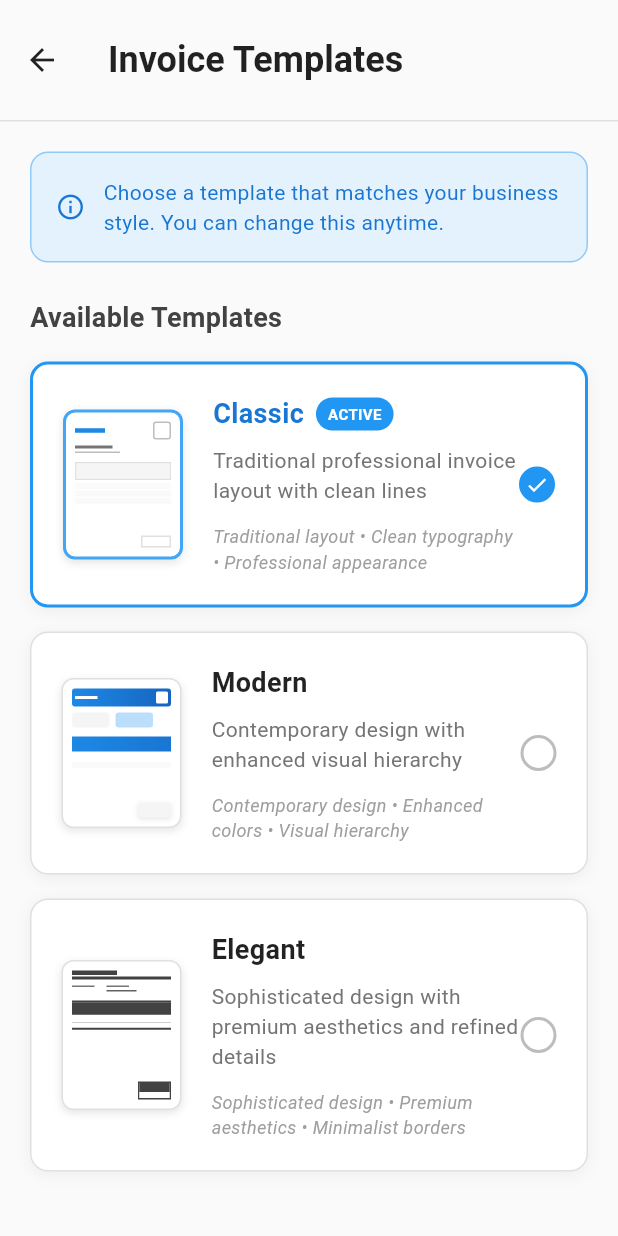
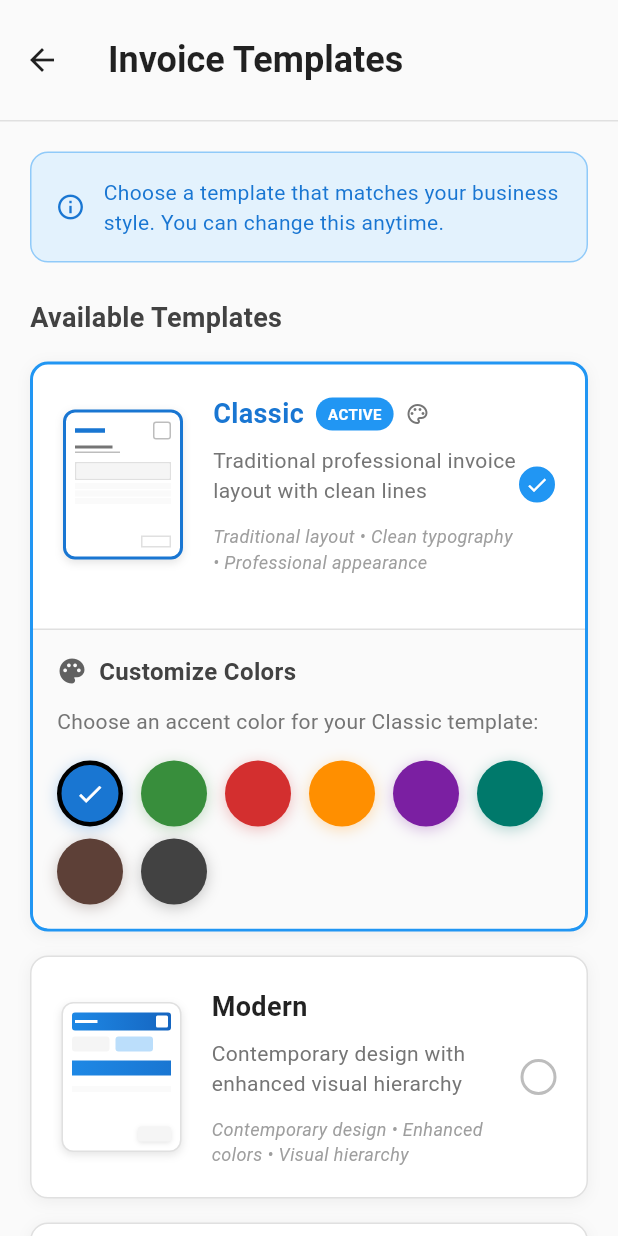
Before and after one commit to igorsoares0/invinv, a Flutter app: the InvoiceTemplatesScreen screen opened directly, on a phone screen of 412 x 824 dp. Run offline on Flutter 3.47's test engine with Material 3 defaults, Android fonts, the phone set to English and light mode, and no system bars; our stand-ins replace equatable, flutter_bloc, flutter_form_builder, flutter_screenutil, form_builder_validators, go_router and 5 more; accounts and stored records are empty.

Commit message:
add invoice color edit

```diff
--- a/lib/features/settings/screens/invoice_templates_screen.dart
+++ b/lib/features/settings/screens/invoice_templates_screen.dart
@@ -13,6 +13,7 @@ class _InvoiceTemplatesScreenState extends State<InvoiceTemplatesScreen> {
   final TemplateService _templateService = TemplateService();
   InvoiceTemplateType _selectedTemplate = InvoiceTemplateType.classic;
   bool _isLoading = true;
+  Color _classicTemplateColor = const Color(0xFF1976D2);
 
   @override
   void initState() {
@@ -23,8 +24,10 @@ class _InvoiceTemplatesScreenState extends State<InvoiceTemplatesScreen> {
   Future<void> _loadSelectedTemplate() async {
     try {
       final template = await _templateService.getSelectedTemplate();
+      final classicColor = await _templateService.getClassicTemplateColor();
       setState(() {
         _selectedTemplate = template;
+        _classicTemplateColor = classicColor;
         _isLoading = false;
       });
     } catch (e) {
@@ -168,11 +171,13 @@ class _InvoiceTemplatesScreenState extends State<InvoiceTemplatesScreen> {
           ),
         ],
       ),
-      child: InkWell(
-        onTap: () => _selectTemplate(template.type),
-        borderRadius: BorderRadius.circular(12),
-        child: Padding(
-          padding: const EdgeInsets.all(20),
+      child: Column(
+        children: [
+          InkWell(
+            onTap: () => _selectTemplate(template.type),
+            borderRadius: BorderRadius.circular(12),
+            child: Padding(
+              padding: const EdgeInsets.all(20),
           child: Row(
             children: [
               // Template Preview
@@ -209,6 +214,14 @@ class _InvoiceTemplatesScreenState extends State<InvoiceTemplatesScreen> {
                                 fontWeight: FontWeight.bold,
                               ),
                             ),
+                          ),
+                        ],
+                        if (template.isCustomizable) ...[
+                          const SizedBox(width: 8),
+                          Icon(
+                            Icons.palette_outlined,
+                            size: 16,
+                            color: Colors.grey.shade600,
                           ),
                         ],
                       ],
@@ -257,6 +270,11 @@ class _InvoiceTemplatesScreenState extends State<InvoiceTemplatesScreen> {
           ),
         ),
       ),
+          // Color customization for Classic template
+          if (template.type == InvoiceTemplateType.classic && isSelected)
+            _buildColorCustomization(),
+        ],
+      ),
     );
   }
 
@@ -294,6 +312,7 @@ class _InvoiceTemplatesScreenState extends State<InvoiceTemplatesScreen> {
   }
 
   Widget _buildClassicPreview(bool isSelected) {
+    final previewColor = _classicTemplateColor;
     return Container(
       width: 80,
       height: 100,
@@ -301,7 +320,7 @@ class _InvoiceTemplatesScreenState extends State<InvoiceTemplatesScreen> {
         color: Colors.white,
         borderRadius: BorderRadius.circular(8),
         border: Border.all(
-          color: isSelected ? Colors.blue.shade400 : Colors.grey.shade300,
+          color: isSelected ? previewColor : Colors.grey.shade300,
           width: isSelected ? 2 : 1,
         ),
         boxShadow: [
@@ -324,7 +343,7 @@ class _InvoiceTemplatesScreenState extends State<InvoiceTemplatesScreen> {
                 Container(
                   width: 20,
                   height: 3,
-                  color: Colors.blue.shade600,
+                  color: previewColor,
                 ),
                 Container(
                   width: 12,
@@ -657,4 +676,132 @@ class _InvoiceTemplatesScreenState extends State<InvoiceTemplatesScreen> {
       ),
     );
   }
+
+  Widget _buildColorCustomization() {
+    final predefinedColors = [
+      const Color(0xFF1976D2), // Blue
+      const Color(0xFF388E3C), // Green
+      const Color(0xFFD32F2F), // Red
+      const Color(0xFFFF8F00), // Orange
+      const Color(0xFF7B1FA2), // Purple
+      const Color(0xFF00796B), // Teal
+      const Color(0xFF5D4037), // Brown
+      const Color(0xFF424242), // Grey
+    ];
+
+    return Container(
+      margin: const EdgeInsets.only(top: 16),
+      padding: const EdgeInsets.all(16),
+      decoration: BoxDecoration(
+        color: Colors.grey.shade50,
+        borderRadius: const BorderRadius.only(
+          bottomLeft: Radius.circular(12),
+          bottomRight: Radius.circular(12),
+        ),
+        border: Border(
+          top: BorderSide(color: Colors.grey.shade300),
+        ),
+      ),
+      child: Column(
+        crossAxisAlignment: CrossAxisAlignment.start,
+        children: [
+          Row(
+            children: [
+              Icon(
+                Icons.palette,
+                size: 20,
+                color: Colors.grey.shade700,
+              ),
+              const SizedBox(width: 8),
+              Text(
+                'Customize Colors',
+                style: TextStyle(
+                  fontSize: 16,
+                  fontWeight: FontWeight.w600,
+                  color: Colors.grey.shade800,
+                ),
+              ),
+            ],
+          ),
+          const SizedBox(height: 12),
+          Text(
+            'Choose an accent color for your Classic template:',
+            style: TextStyle(
+              fontSize: 14,
+              color: Colors.grey.shade600,
+            ),
+          ),
+          const SizedBox(height: 16),
+          Wrap(
+            spacing: 12,
+            runSpacing: 8,
+            children: predefinedColors.map((color) {
+              final isSelected = _classicTemplateColor.value == color.value;
+              return GestureDetector(
+                onTap: () => _updateClassicColor(color),
+                child: Container(
+                  width: 44,
+                  height: 44,
+                  decoration: BoxDecoration(
+                    color: color,
+                    shape: BoxShape.circle,
+                    border: Border.all(
+                      color: isSelected ? Colors.black : Colors.transparent,
+                      width: 3,
+                    ),
+                    boxShadow: [
+                      BoxShadow(
+                        color: color.withOpacity(0.3),
+                        blurRadius: 8,
+                        offset: const Offset(0, 2),
+                      ),
+                    ],
+                  ),
+                  child: isSelected
+                      ? const Icon(
+                          Icons.check,
+                          color: Colors.white,
+                          size: 20,
+                        )
+                      : null,
+                ),
+              );
+            }).toList(),
+          ),
+        ],
+      ),
+    );
+  }
+
+  Future<void> _updateClassicColor(Color color) async {
+    setState(() {
+      _classicTemplateColor = color;
+    });
+
+    try {
+      await _templateService.setClassicTemplateColor(color);
+      if (mounted) {
+        ScaffoldMessenger.of(context).showSnackBar(
+          SnackBar(
+            content: const Text('Color updated successfully!'),
+            backgroundColor: Colors.green,
+            behavior: SnackBarBehavior.floating,
+            shape: RoundedRectangleBorder(
+              borderRadius: BorderRadius.circular(8),
+            ),
+            duration: const Duration(seconds: 2),
+          ),
+        );
+      }
+    } catch (e) {
+      if (mounted) {
+        ScaffoldMessenger.of(context).showSnackBar(
+          const SnackBar(
+            content: Text('Failed to save color'),
+            backgroundColor: Colors.red,
+          ),
+        );
+      }
+    }
+  }
 }
--- a/lib/shared/models/invoice_template.dart
+++ b/lib/shared/models/invoice_template.dart
@@ -1,3 +1,5 @@
+import 'package:flutter/material.dart';
+
 enum InvoiceTemplateType {
   classic,
   modern,
@@ -9,12 +11,16 @@ class InvoiceTemplate {
   final String name;
   final String description;
   final String? previewImagePath;
+  final Color primaryColor;
+  final bool isCustomizable;
 
   const InvoiceTemplate({
     required this.type,
     required this.name,
     required this.description,
     this.previewImagePath,
+    this.primaryColor = const Color(0xFF1976D2),
+    this.isCustomizable = false,
   });
 
   static const List<InvoiceTemplate> templates = [
@@ -22,6 +28,8 @@ class InvoiceTemplate {
       type: InvoiceTemplateType.classic,
       name: 'Classic',
       description: 'Traditional professional invoice layout with clean lines',
+      primaryColor: Color(0xFF1976D2),
+      isCustomizable: true,
     ),
     InvoiceTemplate(
       type: InvoiceTemplateType.modern,
--- a/lib/shared/services/template_service.dart
+++ b/lib/shared/services/template_service.dart
@@ -1,8 +1,10 @@
+import 'package:flutter/material.dart';
 import 'package:shared_preferences/shared_preferences.dart';
 import '../models/invoice_template.dart';
 
 class TemplateService {
   static const String _templateKey = 'selected_invoice_template';
+  static const String _classicColorKey = 'classic_template_color';
 
   Future<InvoiceTemplateType> getSelectedTemplate() async {
     try {
@@ -22,4 +24,23 @@ class TemplateService {
       // Silently fail - user will see default template
     }
   }
+
+  Future<Color> getClassicTemplateColor() async {
+    try {
+      final prefs = await SharedPreferences.getInstance();
+      final colorValue = prefs.getInt(_classicColorKey) ?? 0xFF1976D2;
+      return Color(colorValue);
+    } catch (e) {
+      return const Color(0xFF1976D2); // Default blue
+    }
+  }
+
+  Future<void> setClassicTemplateColor(Color color) async {
+    try {
+      final prefs = await SharedPreferences.getInstance();
+      await prefs.setInt(_classicColorKey, color.value);
+    } catch (e) {
+      // Silently fail
+    }
+  }
 }
```
Also changed, not shown: lib/shared/services/pdf_service.dart (+26 -18 lines), image.png (added).
